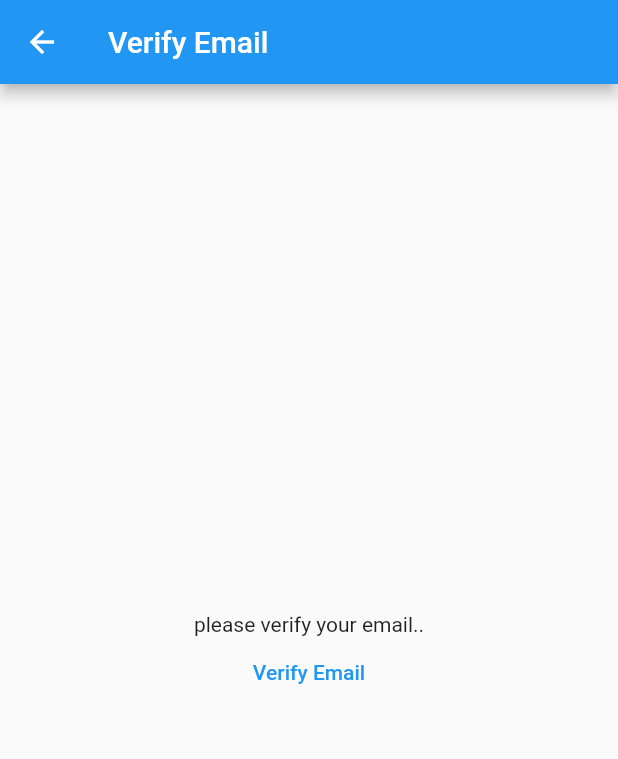
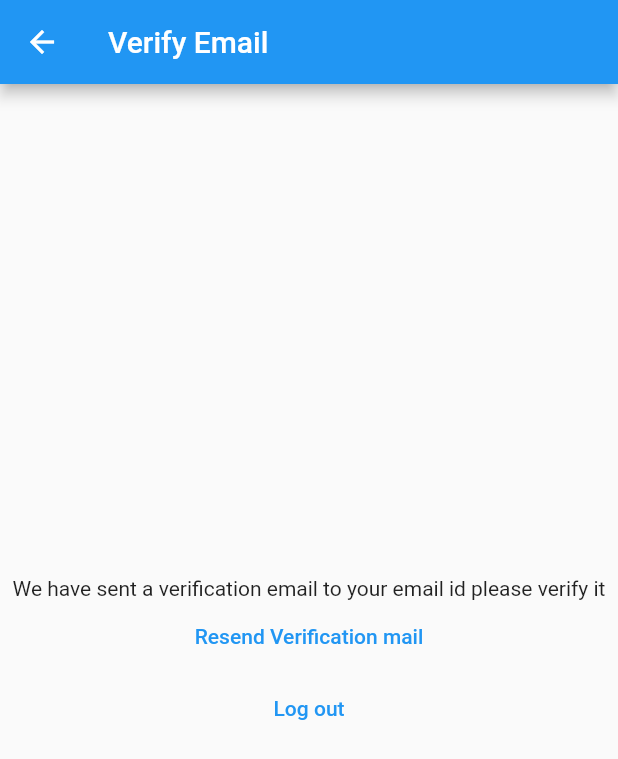
Before and after one commit to CHVrolledout/mynotes-flutter-application, a Flutter app: the EmailVerifyView screen opened directly, on a phone screen of 412 x 824 dp. Shown: the top 759 px of the screen. Run offline on Flutter 3.47's test engine with Material 2 defaults, Android fonts, the phone set to English and light mode, and no system bars; our stand-ins replace firebase_auth, firebase_core; accounts and stored records are empty.

Commit message:
7th commit

```diff
--- a/lib/constants/routes.dart
+++ b/lib/constants/routes.dart
@@ -1,3 +1,4 @@
 const loginRoute = '/login/';
 const registerRoute = '/register/';
 const notesRoute = '/notes/';
+const verifyEmailRoute = "verify-email";
--- a/lib/main.dart
+++ b/lib/main.dart
@@ -7,7 +7,6 @@ import 'package:mynotes/views/login_view.dart';
 import 'package:mynotes/views/notes_view.dart';
 import 'package:mynotes/views/register_view.dart';
 import 'firebase_options.dart';
-import 'dart:developer';
 
 void main() {
   runApp(MaterialApp(
@@ -21,6 +20,7 @@ void main() {
       loginRoute: (context) => const LoginView(),
       registerRoute: (context) => const RegisterView(),
       notesRoute: (context) => const NotesView(),
+      verifyEmailRoute: (context) => const EmailVerifyView(),
     },
   ));
 }
--- a/lib/views/email_verify_view.dart
+++ b/lib/views/email_verify_view.dart
@@ -4,6 +4,7 @@ import 'dart:developer';
 
 import 'package:firebase_auth/firebase_auth.dart';
 import 'package:flutter/material.dart';
+import 'package:mynotes/constants/routes.dart';
 
 class EmailVerifyView extends StatefulWidget {
   const EmailVerifyView({super.key});
@@ -21,14 +22,24 @@ class _EmailVerifyViewState extends State<EmailVerifyView> {
         child: Column(
           mainAxisAlignment: MainAxisAlignment.center,
           children: [
-            const Text("please verify your email.."),
+            const Text(
+                "We have sent a verification email to your email id please verify it"),
             TextButton(
                 onPressed: () async {
                   final user = FirebaseAuth.instance.currentUser;
                   log(user.toString());
                   await user?.sendEmailVerification();
                 },
-                child: const Text("Verify Email")),
+                child: const Text("Resend Verification mail")),
+            TextButton(
+                onPressed: () async {
+                  await FirebaseAuth.instance.signOut();
+                  Navigator.of(context).pushNamedAndRemoveUntil(
+                    registerRoute,
+                    (route) => false,
+                  );
+                },
+                child: const Text("Log out")),
           ],
         ),
       ),
```
Also changed, not shown: lib/views/register_view.dart (+33 -14 lines).
